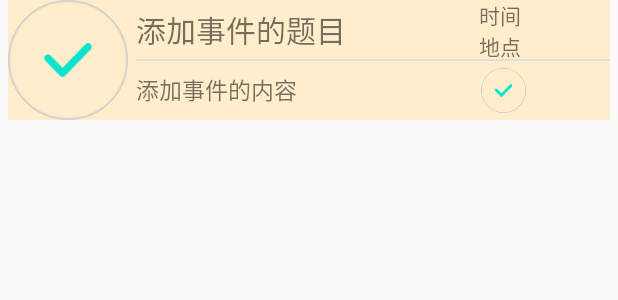
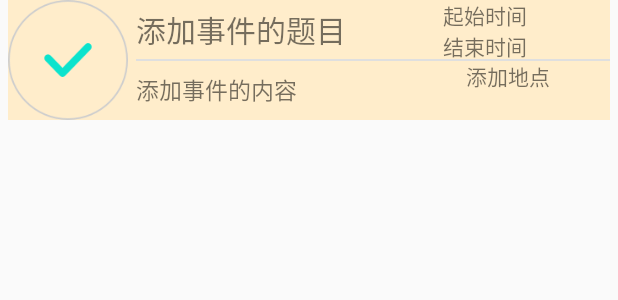
Before and after one commit to RealgodJJ/RxJavaExample, an Android app: the layout time_plan_list.xml on its own in the app's theme, with its tools: preview values and no code run, on a phone screen of 412 x 824 dp. Shown: the top 300 px of the screen. Run offline under Robolectric (Android 15) with nearby library versions, the phone set to English and light mode, and no system bars.

Commit message:
Add two style of TimePlan.

```diff
--- a/app/src/main/AndroidManifest.xml
+++ b/app/src/main/AndroidManifest.xml
@@ -5,7 +5,7 @@
 
 
     <application
-        android:name="com.example.realgodjj.rxjavademo.widget.App"
+        android:name="com.example.realgodjj.rxjavademo.App"
         android:allowBackup="true"
         android:icon="@mipmap/ic_launcher"
         android:label="@string/app_name"
--- a/app/src/main/java/com/example/realgodjj/rxjavademo/widget/App.java
+++ b/app/src/main/java/com/example/realgodjj/rxjavademo/App.java
@@ -1,4 +1,4 @@
-package com.example.realgodjj.rxjavademo.widget;
+package com.example.realgodjj.rxjavademo;
 
 import android.app.Application;
 
@@ -11,5 +11,5 @@ public class App extends Application {
     public static final String CONFIG = "config";//存放用户信息
     public static final String IS_FIRST_START = "is_first_start";//app是否首次安装
     public static List<TimePlan> timePlanList = new ArrayList<>();
-    public static boolean isBeginTime = false;
+    public static boolean isBeginTime = false;//是否为设定开始时间的时间选择器
 }
--- a/app/src/main/java/com/example/realgodjj/rxjavademo/utils/TimePlan.java
+++ b/app/src/main/java/com/example/realgodjj/rxjavademo/utils/TimePlan.java
@@ -21,7 +21,7 @@ public class TimePlan{
         this.isAllDay = isAllDay;
     }
 
-    public TimePlan(ImageView icon, String title, String location, String context, boolean isAllDay, Date startDateTime, Date endDateTime) {
+    public TimePlan(String title, String location, String context, boolean isAllDay, Date startDateTime, Date endDateTime) {
 //        this.icon = icon;
         this.title = title;
         this.location = location;
--- a/app/src/main/res/layout/time_plan_list.xml
+++ b/app/src/main/res/layout/time_plan_list.xml
@@ -17,7 +17,7 @@
 
     <TextView
         android:id="@+id/tv_list_title"
-        android:layout_width="170dp"
+        android:layout_width="150dp"
         android:layout_height="40dp"
         android:layout_marginStart="5dp"
         android:layout_toEndOf="@id/iv_list_icon"
@@ -26,12 +26,12 @@
         tools:text="@string/add_plan_title" />
 
     <TextView
-        android:id="@+id/tv_list_time_location"
+        android:id="@+id/tv_list_time"
         android:layout_width="match_parent"
         android:layout_height="40dp"
         android:layout_toEndOf="@id/tv_list_title"
         android:gravity="center"
-        tools:text="@string/add_plan_time_location" />
+        tools:text="@string/add_plan_time" />
 
     <View
         android:id="@+id/v_split"
@@ -44,7 +44,7 @@
 
     <TextView
         android:id="@+id/tv_list_context"
-        android:layout_width="230dp"
+        android:layout_width="220dp"
         android:layout_height="40dp"
         android:layout_below="@id/tv_list_title"
         android:layout_marginStart="5dp"
@@ -58,16 +58,12 @@
         android:textSize="15sp"
         tools:text="@string/add_plan_context" />
 
-    <ImageView
-        android:id="@+id/iv_list_is_all_day"
-        android:layout_below="@id/tv_list_time_location"
-        android:layout_marginTop="5dp"
-        android:layout_width="30dp"
-        android:layout_height="30dp"
+    <TextView
+        android:id="@+id/tv_list_location"
+        android:layout_width="match_parent"
+        android:layout_height="40dp"
+        android:layout_below="@id/tv_list_time"
         android:layout_toEndOf="@id/tv_list_context"
-        android:gravity="center"
-        android:scaleType="centerInside"
-        tools:background="@drawable/add_suceess"
-        tools:ignore="ContentDescription" />
+        tools:text="@string/add_plan_location" />
 
 </RelativeLayout>
--- a/app/src/main/res/values/strings.xml
+++ b/app/src/main/res/values/strings.xml
@@ -20,7 +20,8 @@
 
     <!-- first fragment -->
     <string name="add_plan_title">添加事件的题目</string>
-    <string name="add_plan_time_location">时间\n地点</string>
+    <string name="add_plan_time">起始时间\n结束时间</string>
+    <string name="add_plan_location">添加地点</string>
     <string name="add_plan_context">添加事件的内容</string>
     <string name="add_plan_fail">添加事件失败</string>
     <string name="get_information_error">获取信息错误</string>
```
Also changed, not shown: app/src/main/java/com/example/realgodjj/rxjavademo/Adapter/MyRecycleViewAdapter.java (+11 -7 lines), app/src/main/java/com/example/realgodjj/rxjavademo/ui/AddTimePlanActivity.java (+63 -21 lines), app/src/main/java/com/example/realgodjj/rxjavademo/ui/Fragment/FirstFragment.java (+7 -9 lines), app/src/main/java/com/example/realgodjj/rxjavademo/ui/MainActivity.java (+12 -6 lines), app/src/main/java/com/example/realgodjj/rxjavademo/utils/SharedPreferencesUtil.java (+7 -7 lines), app/src/main/java/com/example/realgodjj/rxjavademo/widget/CustomDatePicker.java (+22 -9 lines), app/src/main/res/layout/custom_date_picker.xml (+9 -6 lines), app/src/main/res/layout/fragment_first.xml (+9 -17 lines), 1 other file.
